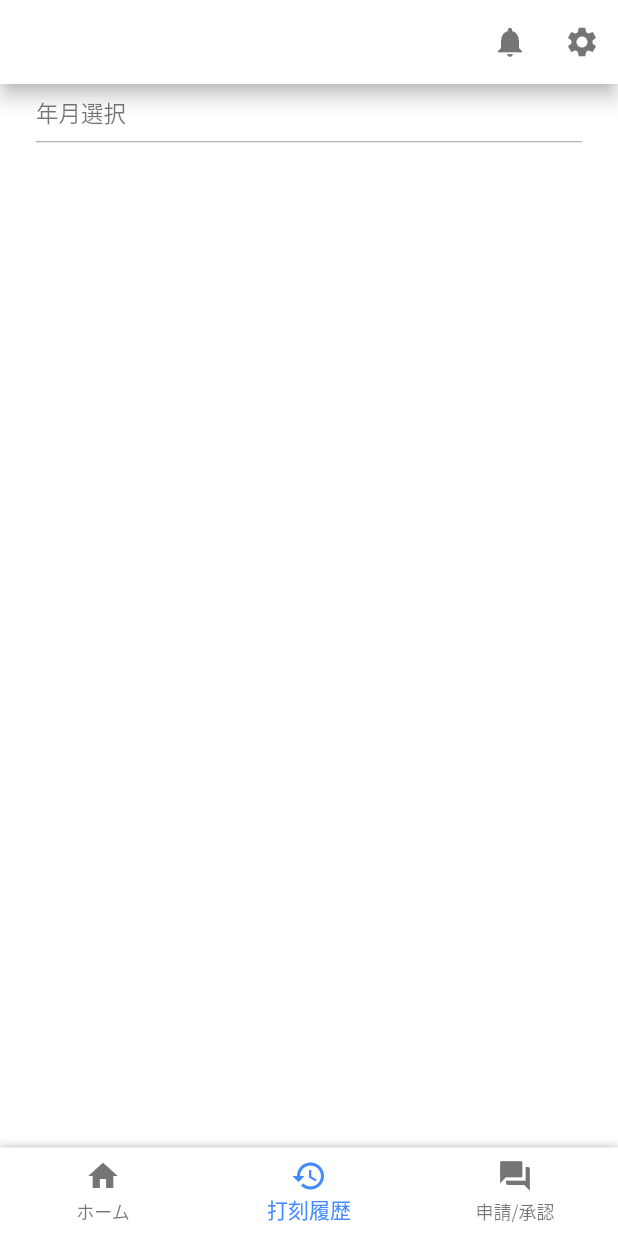
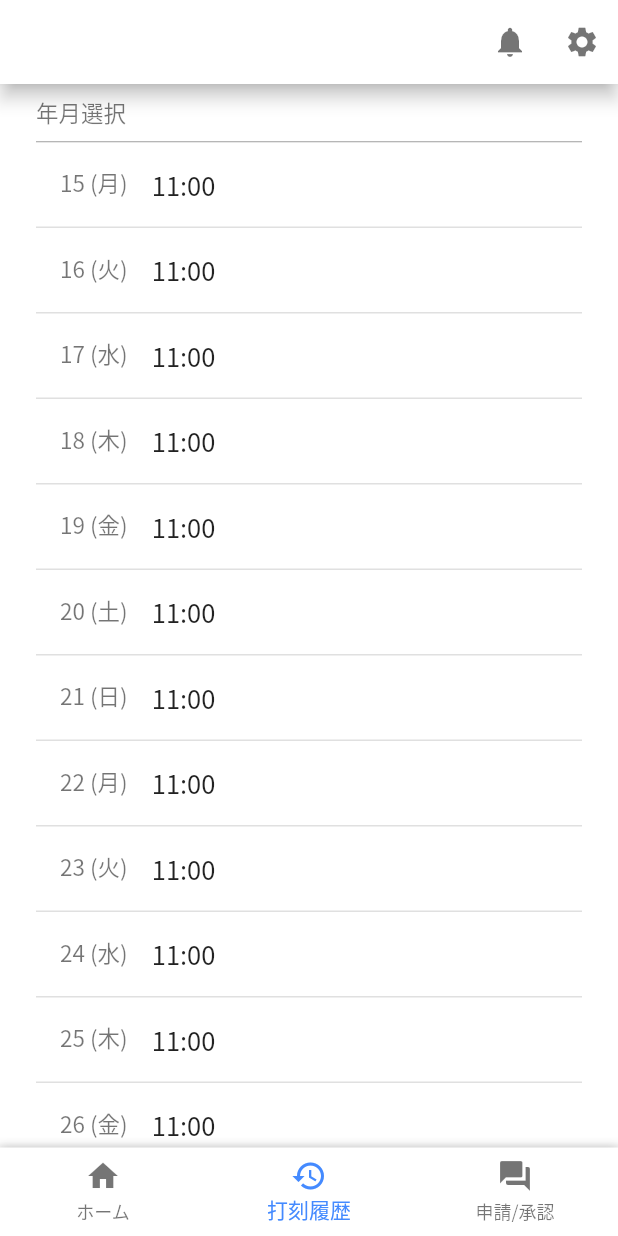
Before and after one commit to agora-creation/hatarakujikan_app, a Flutter app: the screen it shows once a user with an empty profile is signed in, item 2 of the bottom bar chosen, on a phone screen of 412 x 824 dp. Run offline on Flutter 3.47's test engine with Material 2 defaults, Android fonts, the phone set to English and light mode, and no system bars; our stand-ins replace cloud_firestore, firebase_auth, firebase_core, flutter_spinkit, modal_bottom_sheet; accounts and stored records are empty.

Commit message:
20210315 agora commit

```diff
--- a/lib/screens/history.dart
+++ b/lib/screens/history.dart
@@ -1,6 +1,28 @@
 import 'package:flutter/material.dart';
+import 'package:intl/intl.dart';
 
-class HistoryScreen extends StatelessWidget {
+class HistoryScreen extends StatefulWidget {
+  @override
+  _HistoryScreenState createState() => _HistoryScreenState();
+}
+
+class _HistoryScreenState extends State<HistoryScreen> {
+  List<DateTime> days = [];
+
+  void _generateDays() {
+    DateTime _start = DateTime.now();
+    DateTime _end = DateTime.now().add(Duration(days: 31));
+    final _daysToGenerate = _end.difference(_start).inDays;
+    days = List.generate(_daysToGenerate,
+        (i) => DateTime(_start.year, _start.month, _start.day + (i)));
+  }
+
+  @override
+  void initState() {
+    super.initState();
+    _generateDays();
+  }
+
   @override
   Widget build(BuildContext context) {
     return ListView(
@@ -9,6 +31,28 @@ class HistoryScreen extends StatelessWidget {
         Text('年月選択'),
         SizedBox(height: 8.0),
         Divider(height: 1.0, color: Colors.grey),
+        ListView.builder(
+          shrinkWrap: true,
+          physics: ScrollPhysics(),
+          itemCount: days.length,
+          itemBuilder: (_, index) {
+            return Container(
+              decoration: BoxDecoration(
+                border: Border(
+                  bottom: BorderSide(
+                    width: 1.0,
+                    color: Colors.grey.shade300,
+                  ),
+                ),
+              ),
+              child: ListTile(
+                leading:
+                    Text('${DateFormat('dd (E)', 'ja').format(days[index])}'),
+                title: Text('11:00'),
+              ),
+            );
+          },
+        ),
       ],
     );
   }
```
